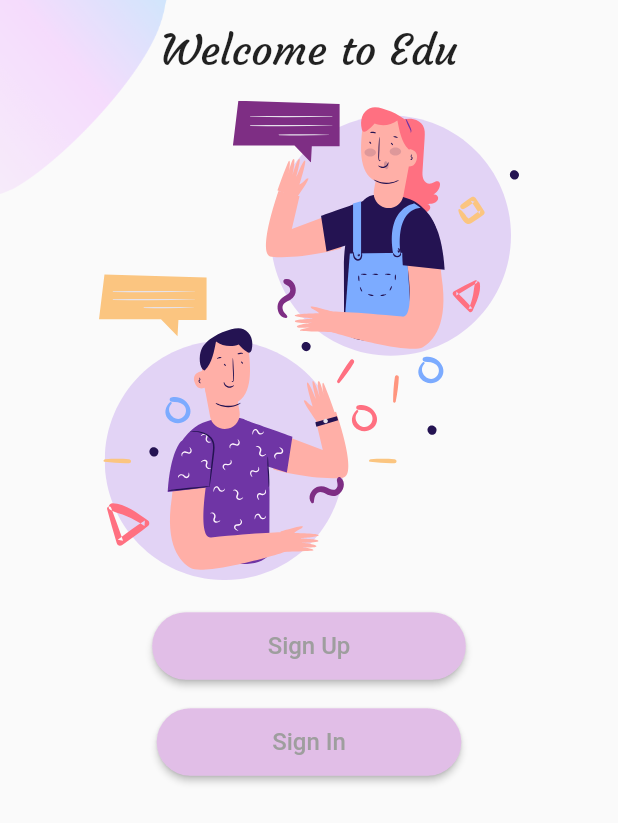
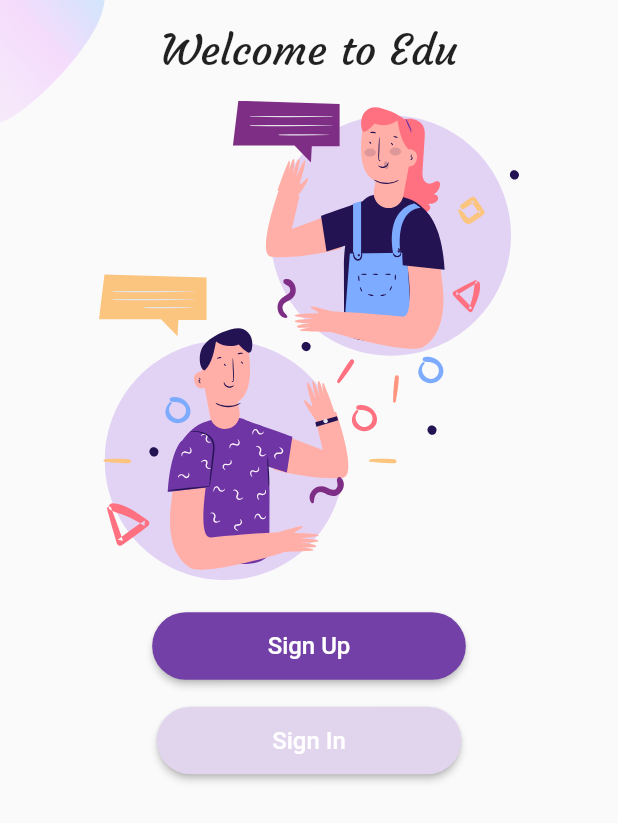
Before and after one commit to Hishamk99/WelcomeLoginSignUp, a Flutter app: the screen it shows after launch, on a phone screen of 412 x 824 dp. Shown: the top 823 px of the screen. Run offline on Flutter 3.47's test engine with Material 2 defaults, Android fonts, the phone set to English and light mode, and no system bars; our stand-ins replace flutter_svg.

Commit message:
refactor code

```diff
--- a/lib/screens/login.dart
+++ b/lib/screens/login.dart
@@ -5,6 +5,8 @@ class LoginPage extends StatelessWidget {
 
   @override
   Widget build(BuildContext context) {
-    return Scaffold();
+    return const Scaffold(
+      body: Text('hello'),
+    );
   }
 }
--- a/lib/screens/sign_up.dart
+++ b/lib/screens/sign_up.dart
@@ -5,6 +5,6 @@ class SignUpPage extends StatelessWidget {
 
   @override
   Widget build(BuildContext context) {
-    return Scaffold();
+    return const Scaffold();
   }
 }
--- a/lib/screens/wlcome.dart
+++ b/lib/screens/wlcome.dart
@@ -1,5 +1,6 @@
 import 'package:flutter/material.dart';
 import 'package:flutter_svg/flutter_svg.dart';
+import 'package:login_signup_project/widgets/custom_buttom.dart';
 
 class WelcomePage extends StatelessWidget {
   const WelcomePage({super.key});
@@ -35,50 +36,20 @@ class WelcomePage extends StatelessWidget {
                   const SizedBox(
                     height: 20,
                   ),
-                  ElevatedButton(
+                  CustomButton(
+                    signIn: 'Sign Up',
+                    color: const Color(0xff7240A6),
                     onPressed: () {
                       Navigator.pushNamed(context, signUp);
                     },
-                    style: ButtonStyle(
-                      backgroundColor:
-                          MaterialStateProperty.all(Colors.purple[100]),
-                      padding: MaterialStateProperty.all(
-                          const EdgeInsets.symmetric(
-                              horizontal: 77, vertical: 13)),
-                      shape: MaterialStateProperty.all(
-                        RoundedRectangleBorder(
-                          borderRadius: BorderRadius.circular(27),
-                        ),
-                      ),
-                    ),
-                    child: const Text(
-                      'Sign Up',
-                      style: TextStyle(color: Colors.grey, fontSize: 16),
-                    ),
                   ),
-                  const SizedBox(
-                    height: 16,
-                  ),
-                  ElevatedButton(
+                  const SizedBox(height: 15,),
+                  CustomButton(
+                    signIn: 'Sign In',
+                    color: const Color(0xffE1D5EE),
                     onPressed: () {
                       Navigator.pushNamed(context, signIn);
                     },
-                    style: ButtonStyle(
-                      backgroundColor:
-                          MaterialStateProperty.all(Colors.purple[100]),
-                      padding: MaterialStateProperty.all(
-                          const EdgeInsets.symmetric(
-                              horizontal: 77, vertical: 13)),
-                      shape: MaterialStateProperty.all(
-                        RoundedRectangleBorder(
-                          borderRadius: BorderRadius.circular(27),
-                        ),
-                      ),
-                    ),
-                    child: const Text(
-                      'Sign In',
-                      style: TextStyle(color: Colors.grey, fontSize: 16),
-                    ),
                   ),
                 ],
               ),
@@ -88,14 +59,14 @@ class WelcomePage extends StatelessWidget {
                 left: 0,
                 child: Image.asset(
                   'assets/images/main_top.png',
-                  width: 111,
+                  width: 70,
                 )),
             Positioned(
                 bottom: 0,
                 left: 0,
                 child: Image.asset(
                   'assets/images/main_bottom.png',
-                  width: 111,
+                  width: 70,
                 )),
           ]),
         ),
--- /dev/null
+++ b/lib/widgets/custom_buttom.dart
@@ -0,0 +1,28 @@
+import 'package:flutter/material.dart';
+
+class CustomButton extends StatelessWidget {
+  const CustomButton({super.key , required this.signIn , required this.color , required this.onPressed});
+  final String signIn;
+  final Color color;
+  final void Function()? onPressed;
+  @override
+  Widget build(BuildContext context) {
+    return ElevatedButton(
+      onPressed: onPressed,
+      style: ButtonStyle(
+        backgroundColor: MaterialStateProperty.all(color),
+        padding: MaterialStateProperty.all(
+            const EdgeInsets.symmetric(horizontal: 77, vertical: 13)),
+        shape: MaterialStateProperty.all(
+          RoundedRectangleBorder(
+            borderRadius: BorderRadius.circular(27),
+          ),
+        ),
+      ),
+      child: Text(
+        signIn,
+        style: const TextStyle(color: Colors.white, fontSize: 16),
+      ),
+    );
+  }
+}
```
